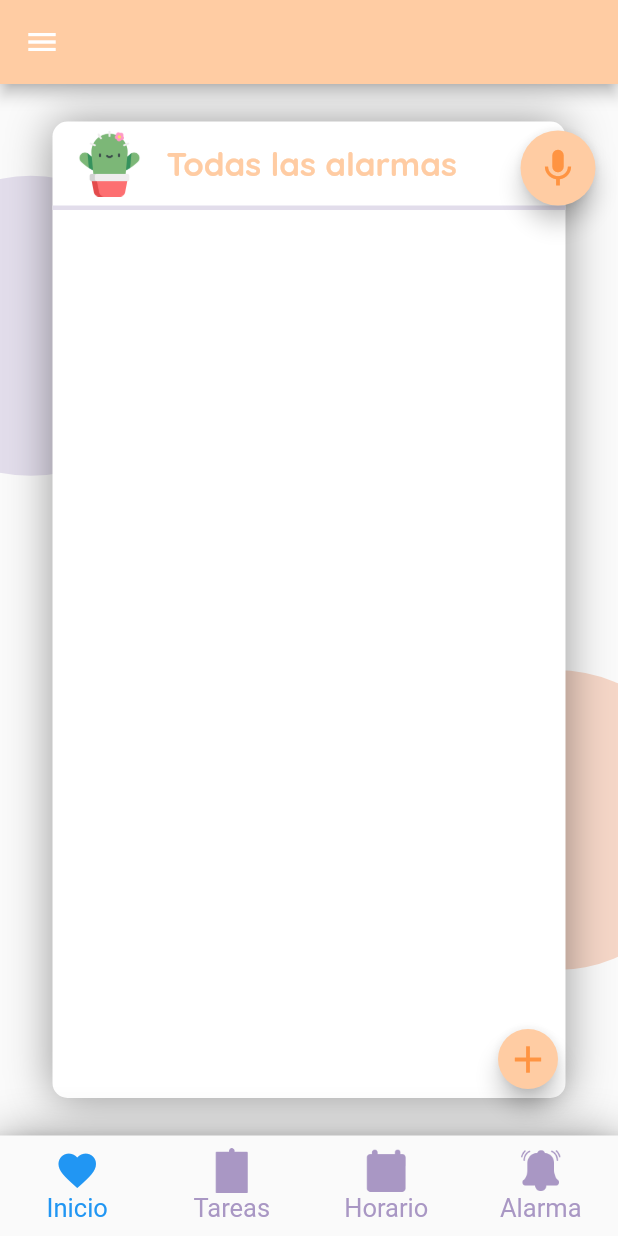
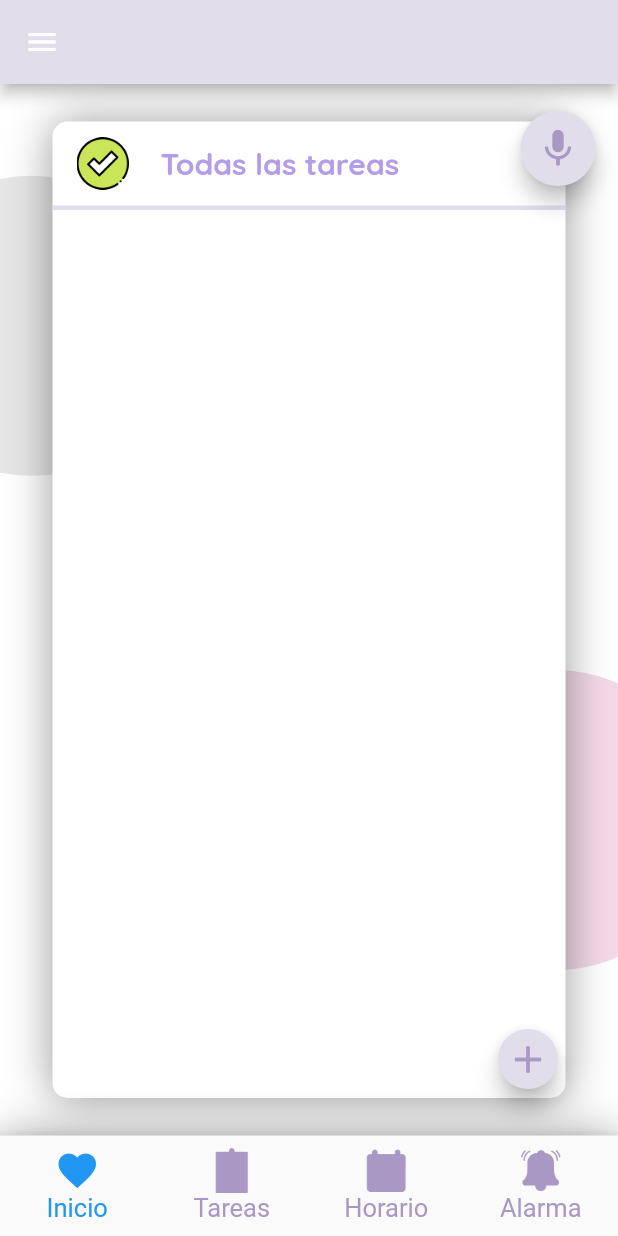
Before and after one commit to MicaelaGordillo/agenda_project, a Flutter app: the screen it shows after launch, on a phone screen of 412 x 824 dp. Run offline on Flutter 3.47's test engine with Material 2 defaults, Android fonts, the phone set to English and light mode, and no system bars; our stand-ins replace sqflite; accounts and stored records are empty.

Commit message:
Cambiar entre pestañas funcionando

```diff
--- a/lib/main.dart
+++ b/lib/main.dart
@@ -12,9 +12,77 @@ class MyApp extends StatelessWidget {
 
   @override
   Widget build(BuildContext context) {
-    return const MaterialApp(
-      title: 'Agenda',
-      home: ScreenAlarm(),
+    return MaterialApp(
+      home: MyAppStf(),
     );
   }
 }
+
+class MyAppStf extends StatefulWidget {
+  const MyAppStf({Key? key}) : super(key: key);
+
+  @override
+  State<MyAppStf> createState() => _MyAppStfState();
+}
+
+class _MyAppStfState extends State<MyAppStf> {
+  late List<Widget> _pages;
+  late Widget _page1;
+  late Widget _page2;
+  late Widget _page3;
+  late int _currentIndex;
+  late Widget _currentPage;
+
+  @override
+  void initState() {
+    super.initState();
+    _page1 = const ScreenWork();
+    _page2 = const ScreenActividades();
+    _page3 = const ScreenAlarm();
+    _pages = [_page1, _page2, _page3];
+    _currentIndex = 0;
+    _currentPage = _page1;
+  }
+
+  void _changeTab(int index) {
+    setState(() {
+      _currentIndex = index;
+      _currentPage = _pages[index];
+    });
+  }
+
+
+  @override
+  Widget build(BuildContext context) {
+    return Scaffold(
+        body: _pages[_currentIndex],
+        bottomNavigationBar: Container(
+          decoration: const BoxDecoration(
+            boxShadow: <BoxShadow>[
+            BoxShadow(
+              color: Color.fromRGBO(0, 0, 0, 0.4),
+              blurRadius: 25,
+              offset: Offset(0.0, 0.75)
+            )
+            ],
+          ),
+          child: BottomNavigationBar(
+            type: BottomNavigationBarType.fixed,
+            items: const [
+            BottomNavigationBarItem(icon: Icon(Icons.favorite), label: 'Inicio'),
+            BottomNavigationBarItem(icon: ImageIcon(AssetImage('assets/tareas.png')), label: 'Tareas'),
+            BottomNavigationBarItem(icon: ImageIcon(AssetImage('assets/horario.png')), label: 'Horario'),
+            BottomNavigationBarItem(icon: ImageIcon(AssetImage('assets/alarma.png')), label: 'Alarma'),
+            ],
+            currentIndex: _currentIndex,
+            selectedItemColor: const Color.fromRGBO(33, 150, 243, 100),
+            unselectedItemColor: const Color.fromRGBO(169, 151, 196, 100),
+            unselectedFontSize: 17,
+            selectedFontSize: 17,
+            iconSize: 30,
+            onTap: (index) => setState(() => _currentIndex = index),
+          ),
+        )
+    );
+  }
+}
--- a/lib/screens/screen_alarmas.dart
+++ b/lib/screens/screen_alarmas.dart
@@ -171,39 +171,12 @@ class _ScreenAlarmState extends State<ScreenAlarm> {
             ),
           ),
         ),
-        bottomNavigationBar: Container(
-          decoration: const BoxDecoration(
-            boxShadow: <BoxShadow>[
-              BoxShadow(
-                  color: Color.fromRGBO(0, 0, 0, 0.4),
-                  blurRadius: 25,
-                  offset: Offset(0.0, 0.75)
-              )
-            ],
-          ),
-          child: BottomNavigationBar(
-            type: BottomNavigationBarType.fixed,
-            items: const [
-              BottomNavigationBarItem(icon: Icon(Icons.favorite), label: 'Inicio'),
-              BottomNavigationBarItem(icon: ImageIcon(AssetImage('assets/tareas.png')), label: 'Tareas'),
-              BottomNavigationBarItem(icon: ImageIcon(AssetImage('assets/horario.png')), label: 'Horario'),
-              BottomNavigationBarItem(icon: ImageIcon(AssetImage('assets/alarma.png')), label: 'Alarma'),
-            ],
-            currentIndex: _selectedIndex,
-            selectedItemColor: const Color.fromRGBO(33, 150, 243, 100),
-            unselectedItemColor: const Color.fromRGBO(169, 151, 196, 100),
-            unselectedFontSize: 17,
-            selectedFontSize: 17,
-            iconSize: 30,
-            onTap: _onItemTapped,
-          ),
-        ),
         floatingActionButtonLocation: FloatingActionButtonLocation.centerFloat,
         floatingActionButton: Stack(
           children: [
             Positioned(
               right: 15,
-              top: 170,
+              top: 90,
               child: SizedBox(
                 height: 50,
                 width: 50,
```
Also changed, not shown: lib/screens/screen_actividades.dart (+1 -28 lines), lib/screens/screen_tareas.dart (+3 -28 lines), 1 other file.
